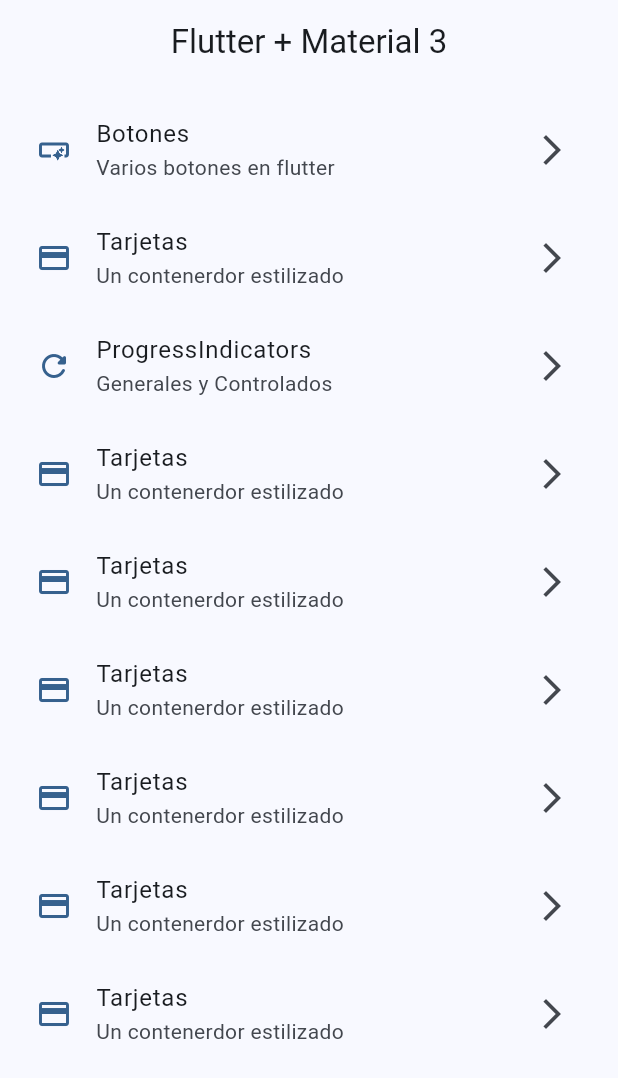
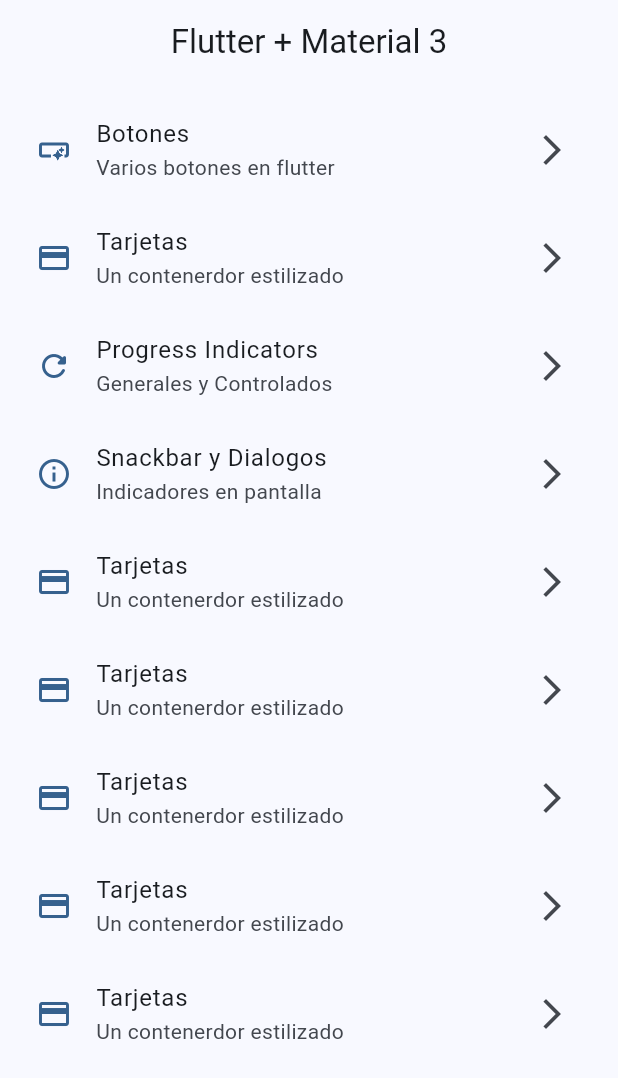
Before and after one commit to JhustynC/widgets_app, a Flutter app: the screen it shows after launch, on a phone screen of 412 x 824 dp. Shown: the top 1078 px of the screen. Run offline on Flutter 3.47's test engine with Material 2 defaults, Android fonts, the phone set to English and light mode, and no system bars; our stand-ins replace go_router.

Commit message:
Snackbars dialogs terminado

```diff
--- a/lib/config/menu/menu_items.dart
+++ b/lib/config/menu/menu_items.dart
@@ -27,16 +27,16 @@ class MenuItem {
       icon: Icons.credit_card,
     ),
     MenuItem(
-      title: 'ProgressIndicators',
+      title: 'Progress Indicators',
       subTitle: 'Generales y Controlados',
       link: '/progress',
       icon: Icons.refresh_rounded,
     ),
     MenuItem(
-      title: 'Tarjetas',
-      subTitle: 'Un contenerdor estilizado',
-      link: '/cards',
-      icon: Icons.credit_card,
+      title: 'Snackbar y Dialogos',
+      subTitle: 'Indicadores en pantalla',
+      link: '/snackbar',
+      icon: Icons.info_outline,
     ),
     MenuItem(
       title: 'Tarjetas',
--- a/lib/config/router/app_router.dart
+++ b/lib/config/router/app_router.dart
@@ -25,5 +25,10 @@ final appRouter = GoRouter(
       path: '/progress',
       builder: (context, state) => const ProgressScreen(),
     ),
+    GoRoute(
+      name: SnackbarScreen.name,
+      path: '/snackbar',
+      builder: (context, state) => const SnackbarScreen(),
+    ),
   ],
 );
--- a/lib/main.dart
+++ b/lib/main.dart
@@ -12,6 +12,7 @@ class MainApp extends StatelessWidget {
   @override
   Widget build(BuildContext context) {
     return MaterialApp.router(
+      title: 'Flutter Widgets',
       routerConfig: appRouter,
       debugShowCheckedModeBanner: false,
       theme: AppTheme(selectedColor: 0).getTheme(),
```
Also changed, not shown: lib/presentation/screens/snackbar/snackbar_screen.dart (+61 -1 lines).
